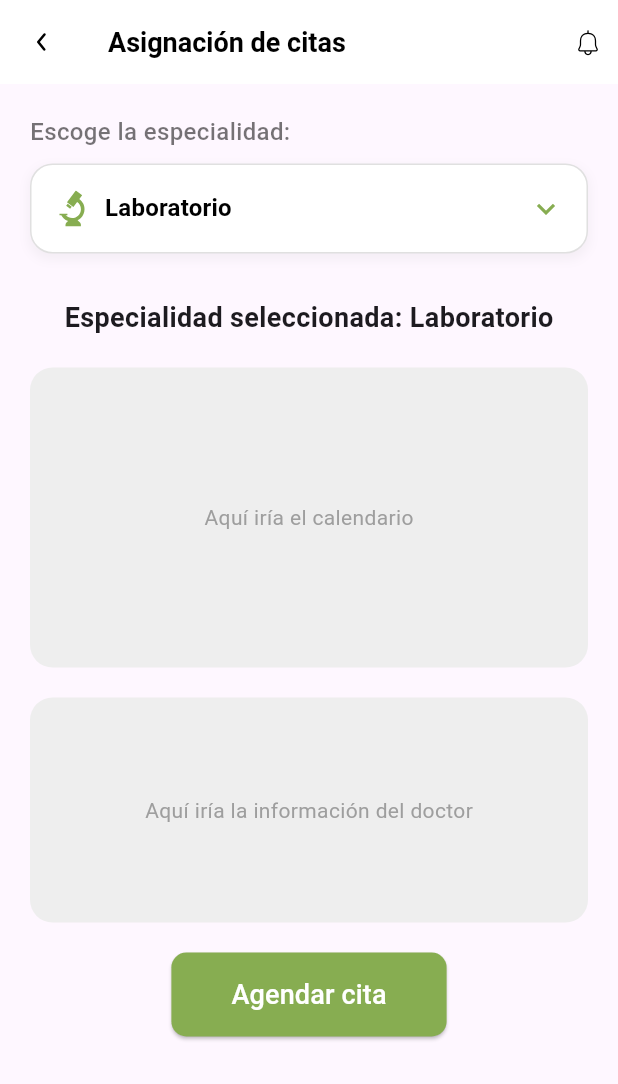
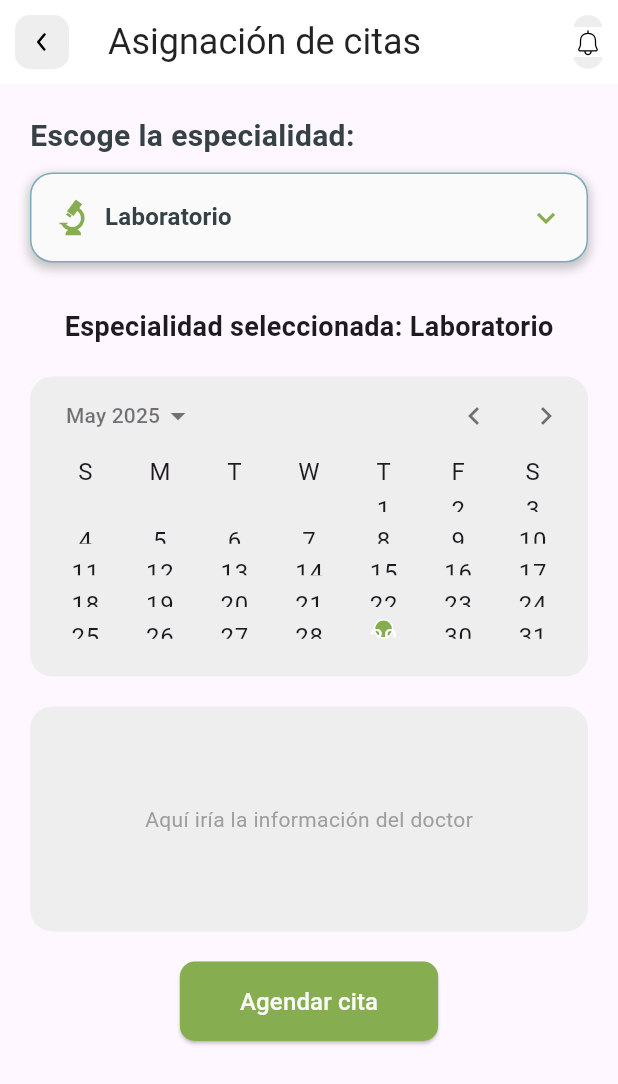
Before and after one commit to santi0ne/ArviVet-app, a Flutter app: the screen it shows after launch, on a phone screen of 412 x 824 dp. Shown: the top 1084 px of the screen. Run offline on Flutter 3.47's test engine with Material 3 defaults, Android fonts, the phone set to English and light mode, and no system bars; drawn by our look-alikes of calendar_date_picker2; our stand-ins replace flutter_svg; Roboto replaces fonts that are missing (RobotoFlex).

Commit message:
Se logró la implementación base del calendario. faltaria cambiar las formas y como se desea ver. Pero por lo menos se muestra

```diff
--- a/lib/views/reservar_cita.dart
+++ b/lib/views/reservar_cita.dart
@@ -1,9 +1,12 @@
+import 'package:arvivet_app/widgets/reserva_cita/custom_calendar.dart';
 import 'package:flutter/material.dart';
 import 'package:flutter_svg/flutter_svg.dart';
 import 'package:arvivet_app/utils/app_colors.dart';
 import 'package:arvivet_app/utils/app_text_styles.dart';
 import 'package:arvivet_app/widgets/reserva_cita/specialty.dart';
 import '../widgets/reserva_cita/customSpecialtyDropdown.dart';
+import 'package:arvivet_app/widgets/reserva_cita/custom_appbar.dart';
+
 
 class ReservarCita extends StatefulWidget {
   const ReservarCita({super.key});
@@ -12,42 +15,34 @@ class ReservarCita extends StatefulWidget {
   State<ReservarCita> createState() => _ReservarCitaState();
 }
 
-class _ReservarCitaState extends State<ReservarCita>{
-
+class _ReservarCitaState extends State<ReservarCita> {
   final List<Specialty> _specialties = [
     Specialty(name: 'Laboratorio', iconPath: 'assets/images/microscopio.svg'),
     Specialty(name: 'Vacunacion', iconPath: 'assets/images/vacuna.svg'),
     Specialty(name: 'Veterinario', iconPath: 'assets/images/veterinario.svg'),
-    // Agrega más especialidades aquí con sus respectivas rutas de SVG
   ];
 
   late Specialty _selectedSpecialty;
+  DateTime? _selectedDate;
 
   @override
-  void initState(){
+  void initState() {
     super.initState();
-    _selectedSpecialty = _specialties.first; //Inicializa el dropdown con el primer elemento
+    _selectedSpecialty = _specialties.first;
   }
 
   @override
   Widget build(BuildContext context) {
     return Scaffold(
-      appBar: appBar(),
-      body: SingleChildScrollView( // Usar SingleChildScrollView para evitar overflow si el contenido crece
+      appBar: const CustomAppBar(),
+      body: SingleChildScrollView(
         padding: const EdgeInsets.all(20.0),
         child: Column(
           crossAxisAlignment: CrossAxisAlignment.start,
           children: [
-            const Text(
-              'Escoge la especialidad:',
-              style: TextStyle(
-                fontSize: 16,
-                fontWeight: FontWeight.w500,
-                color: Colors.black54,
-              ),
-            ),
+            const Text('Escoge la especialidad:', style: AppTextStyles.inputLabel),
             const SizedBox(height: 10),
-            // 2. Usando el CustomDropdown
+
             CustomSpecialtyDropdown(
               specialties: _specialties,
               selectedSpecialty: _selectedSpecialty,
@@ -59,16 +54,18 @@ class _ReservarCitaState extends State<ReservarCita>{
                 }
               },
             ),
-            // Puedes añadir más contenido aquí debajo del dropdown
+
             const SizedBox(height: 30),
+
             Center(
               child: Text(
                 'Especialidad seleccionada: ${_selectedSpecialty.name}',
                 style: const TextStyle(fontSize: 18, fontWeight: FontWeight.bold),
               ),
             ),
-            // Placeholder para el calendario y la información del doctor
+
             const SizedBox(height: 20),
+
             Container(
               height: 200,
               width: double.infinity,
@@ -77,10 +74,34 @@ class _ReservarCitaState extends State<ReservarCita>{
                 borderRadius: BorderRadius.circular(15),
               ),
               alignment: Alignment.center,
-              child: const Text('Aquí iría el calendario', style: TextStyle(color: Colors.grey)),
+              child: CustomCalendar(
+                initialDate: DateTime.now(),
+                userPickedDate: (fecha) {
+                  setState(() {
+                    _selectedDate = fecha;
+                  });
+                },
               ),
+            ),
+
             const SizedBox(height: 20),
-            Container(
+            _DoctorInfoCard(),
+            const SizedBox(height: 20),
+            _ScheduleButton(),
+          ],
+        ),
+      ),
+    );
+  }
+}
+
+
+class _DoctorInfoCard extends StatelessWidget {
+  const _DoctorInfoCard();
+
+  @override
+  Widget build(BuildContext context) {
+    return Container(
       height: 150,
       width: double.infinity,
       decoration: BoxDecoration(
@@ -88,16 +109,26 @@ class _ReservarCitaState extends State<ReservarCita>{
         borderRadius: BorderRadius.circular(15),
       ),
       alignment: Alignment.center,
-              child: const Text('Aquí iría la información del doctor', style: TextStyle(color: Colors.grey)),
+      child: const Text(
+        'Aquí iría la información del doctor',
+        style: TextStyle(color: Colors.grey),
       ),
-            const SizedBox(height: 20),
-            Center(
+    );
+  }
+}
+
+class _ScheduleButton extends StatelessWidget {
+  const _ScheduleButton();
+
+  @override
+  Widget build(BuildContext context) {
+    return Center(
       child: ElevatedButton(
         onPressed: () {
           // Acción para agendar cita
         },
         style: ElevatedButton.styleFrom(
-                  backgroundColor: AppColors.primaryGreen, // Usa tu color primario
+          backgroundColor: AppColors.primaryGreen,
           padding: const EdgeInsets.symmetric(horizontal: 40, vertical: 15),
           shape: RoundedRectangleBorder(
             borderRadius: BorderRadius.circular(10),
@@ -105,69 +136,9 @@ class _ReservarCitaState extends State<ReservarCita>{
         ),
         child: const Text(
           'Agendar cita',
-                  style: TextStyle(fontSize: 18, color: Colors.white),
+          style: AppTextStyles.button,
         ),
       ),
-            ),
-          ],
-        ),
-      ),
-
-    );
-  }
-
-
-  AppBar appBar() {
-    return AppBar(
-      title: const Text(
-        'Asignación de citas',
-        style: TextStyle(
-            color: Colors.black,
-            fontSize: 18,
-            fontWeight: FontWeight.bold),
-      ),
-      backgroundColor: Colors.white,
-      leading: GestureDetector(
-        onTap: () {
-          // Acción para el botón de atrás
-        },
-        child: Container(
-          margin: const EdgeInsets.all(10),
-          alignment: Alignment.center,
-          decoration: BoxDecoration(
-            color: Color(0xFF),
-            borderRadius: BorderRadius.circular(10),
-          ),
-          child: SvgPicture.asset(
-            'assets/images/flecha_atras.svg',
-            width: 20,
-            height: 20,
-            color: Colors.black
-          ),
-        ),
-      ),
-      actions: [
-        GestureDetector(
-          onTap: () {
-            // Acción para el botón de notificación
-          },
-          child: Container(
-            margin: const EdgeInsets.all(10),
-            alignment: Alignment.center,
-            decoration: BoxDecoration(
-              color: Color(0xFF),
-              borderRadius: BorderRadius.circular(10),
-            ),
-            child: SvgPicture.asset(
-              'assets/images/campana_notificacion.svg',
-              width: 20,
-              height: 20,
-
-
-            ),
-          ),
-        ),
-      ],
     );
   }
 }
--- a/lib/widgets/reserva_cita/customSpecialtyDropdown.dart
+++ b/lib/widgets/reserva_cita/customSpecialtyDropdown.dart
@@ -21,22 +21,22 @@ class CustomSpecialtyDropdown extends StatelessWidget {
     return Container(
       padding: const EdgeInsets.symmetric(horizontal: 15, vertical: 5),
       decoration: BoxDecoration(
-        color: Colors.white,
+        color: AppColors.whiteColor,
         borderRadius: BorderRadius.circular(15),
-        border: Border.all(color: Colors.grey.shade300, width: 1.0),
-        boxShadow: [
+        border: Border.all(color: AppColors.borderColor, width: 1.0),
+        boxShadow: const [
           BoxShadow(
-            color: Colors.grey.withOpacity(0.1),
+            color: AppColors.boxShadowColor,
             spreadRadius: 1,
             blurRadius: 5,
-            offset: const Offset(0, 3), // changes position of shadow
+            offset: Offset(0, 3), // changes position of shadow
           ),
         ],
       ),
       child: DropdownButtonHideUnderline(
         child: DropdownButton<Specialty>(
           value: selectedSpecialty,
-          icon: Icon(Icons.keyboard_arrow_down, color: AppColors.primaryGreen), // Icono de flecha
+          icon: const Icon(Icons.keyboard_arrow_down, color: AppColors.primaryGreen), // Icono de flecha
           isExpanded: true,
           onChanged: onChanged,
           items: specialties.map((Specialty specialty) {
@@ -48,12 +48,12 @@ class CustomSpecialtyDropdown extends StatelessWidget {
                     specialty.iconPath,
                     width: 24,
                     height: 24,
-                    colorFilter: ColorFilter.mode(AppColors.primaryGreen, BlendMode.srcIn), // Color del ícono en la lista
+                    colorFilter: const ColorFilter.mode(AppColors.primaryGreen, BlendMode.srcIn), // Color del ícono en la lista
                   ),
                   const SizedBox(width: 10),
                   Text(
                     specialty.name,
-                    style: const TextStyle(fontSize: 16, color: Colors.black87),
+                    style: const TextStyle(fontSize: 16, color: AppColors.fontColor),
                   ),
                 ],
               ),
@@ -68,12 +68,12 @@ class CustomSpecialtyDropdown extends StatelessWidget {
                     specialty.iconPath,
                     width: 24,
                     height: 24,
-                    colorFilter: ColorFilter.mode(AppColors.primaryGreen, BlendMode.srcIn), // Color del ícono seleccionado
+                    colorFilter: const ColorFilter.mode(AppColors.primaryGreen, BlendMode.srcIn), // Color del ícono seleccionado
                   ),
                   const SizedBox(width: 10),
                   Text(
                     specialty.name,
-                    style: const TextStyle(fontSize: 16, fontWeight: FontWeight.bold, color: Colors.black),
+                    style: const TextStyle(fontSize: 16, fontWeight: FontWeight.bold, color: AppColors.fontColor),
                   ),
                 ],
               );
--- /dev/null
+++ b/lib/widgets/reserva_cita/custom_appbar.dart
@@ -0,0 +1,64 @@
+import 'package:flutter/material.dart';
+import 'package:flutter_svg/flutter_svg.dart';
+import 'package:arvivet_app/utils/app_text_styles.dart';
+
+class CustomAppBar extends StatelessWidget implements PreferredSizeWidget {
+  final VoidCallback? onBack;
+  final VoidCallback? onNotification;
+
+  const CustomAppBar({
+    super.key,
+    this.onBack,
+    this.onNotification,
+  });
+
+  @override
+  Widget build(BuildContext context) {
+    return AppBar(
+      title: const Text(
+        'Asignación de citas',
+        style: AppTextStyles.subtitle,
+      ),
+      backgroundColor: Colors.white,
+      leading: GestureDetector(
+        onTap: onBack ?? () => Navigator.of(context).pop(),
+        child: Container(
+          margin: const EdgeInsets.all(10),
+          alignment: Alignment.center,
+          decoration: BoxDecoration(
+            color: const Color(0xFFEEEEEE),
+            borderRadius: BorderRadius.circular(10),
+          ),
+          child: SvgPicture.asset(
+            'assets/images/flecha_atras.svg',
+            width: 20,
+            height: 20,
+            color: Colors.black,
+          ),
+        ),
+      ),
+      actions: [
+        GestureDetector(
+          onTap: onNotification,
+          child: Container(
+            margin: const EdgeInsets.all(10),
+            alignment: Alignment.center,
+            decoration: BoxDecoration(
+              color: const Color(0xFFEEEEEE),
+              borderRadius: BorderRadius.circular(10),
+            ),
+            child: SvgPicture.asset(
+              'assets/images/campana_notificacion.svg',
+              width: 20,
+              height: 20,
+            ),
+          ),
+        ),
+      ],
+    );
+  }
+
+  // Necesario para que funcione correctamente en Scaffold
+  @override
+  Size get preferredSize => const Size.fromHeight(kToolbarHeight);
+}
--- /dev/null
+++ b/lib/widgets/reserva_cita/custom_calendar.dart
@@ -0,0 +1,19 @@
+import 'package:arvivet_app/utils/app_text_styles.dart';
+import 'package:flutter/material.dart';
+import '../../utils/app_colors.dart';
+import 'package:calendar_date_picker2/calendar_date_picker2.dart';
+import 'custom_calendar_state.dart';
+
+class CustomCalendar extends StatefulWidget {
+  final DateTime? initialDate; //Esto servira si la fecha de cita mas cercana es en muchos dias desde ahora
+  final Function(DateTime?) userPickedDate;
+
+  const CustomCalendar({
+    super.key,
+    this.initialDate,
+    required this.userPickedDate,
+  });
+
+  @override
+  State<CustomCalendar> createState() => CustomCalendarState();
+}
--- /dev/null
+++ b/lib/widgets/reserva_cita/custom_calendar_state.dart
@@ -0,0 +1,40 @@
+import 'package:arvivet_app/utils/app_colors.dart';
+import 'package:arvivet_app/utils/app_text_styles.dart';
+import 'package:calendar_date_picker2/calendar_date_picker2.dart';
+import 'package:flutter/material.dart';
+import 'custom_calendar.dart';
+
+class CustomCalendarState extends State<CustomCalendar> {
+  List<DateTime?>_selectedDatesToShow = [];
+  @override
+  void initState(){
+    super.initState();
+    if(widget.initialDate != null){
+      _selectedDatesToShow = [widget.initialDate];
+    }
+  }
+
+  @override
+  Widget build(BuildContext context) {
+    return CalendarDatePicker2(
+        config: CalendarDatePicker2Config(
+          calendarType: CalendarDatePicker2Type.single,
+          selectedDayHighlightColor: AppColors.primaryGreen,
+          weekdayLabels: ['Dom', 'Lun', 'Mar', 'Mie', 'Jue', 'Vie', 'Sab'],
+          weekdayLabelTextStyle: AppTextStyles.muted,
+          calendarViewMode: CalendarDatePicker2Mode.month,
+          firstDayOfWeek: 1, //Empieza en lunes
+          controlsTextStyle: AppTextStyles.hint,
+          disabledDayTextStyle: const TextStyle(color: Colors.grey),
+          currentDate: widget.initialDate ?? DateTime.now(),
+        ),
+        value: _selectedDatesToShow,
+        onValueChanged: (dates){
+          DateTime? newSelectedDate = dates.isNotEmpty ? dates.first : null;
+          setState(() {
+            _selectedDatesToShow = dates;
+          });
+          widget.userPickedDate(newSelectedDate);
+        });
+    }
+}
--- a/lib/widgets/reserva_cita/custom_dropdownMenu.dart
+++ /dev/null
@@ -1,10 +0,0 @@
-import 'package:flutter/material.dart';
-import '../../utils/app_colors.dart';
-import '../../utils/app_sizes.dart';
-import '../../utils/app_text_styles.dart';
-
-class CustomDropdownmenu extends DropdownMenu{
-  CustomDropdownmenu({required super.dropdownMenuEntries});
-
-
-}
--- a/lib/widgets/reserva_cita/specialty.dart
+++ b/lib/widgets/reserva_cita/specialty.dart
@@ -1,10 +1,9 @@
 import 'package:flutter/material.dart';
 import 'package:flutter_svg/flutter_svg.dart';
-// Asegúrate de que estas rutas sean correctas para tu proyecto
 import 'package:arvivet_app/utils/app_colors.dart';
 import 'package:arvivet_app/utils/app_text_styles.dart';
 
-// 1. Modelo de datos para las especialidades
+// Modelo de datos para las especialidades
 class Specialty {
   final String name;
   final String iconPath;
--- a/pubspec.yaml
+++ b/pubspec.yaml
@@ -7,6 +7,7 @@ environment:
   sdk: ^3.5.3
 
 dependencies:
+  calendar_date_picker2: ^2.0.1
   flutter:
     sdk: flutter
   flutter_svg: ^2.0.7
```
Also changed, not shown: pubspec.lock, 4 other files. Lines whose indentation alone changed are shown as unchanged.
